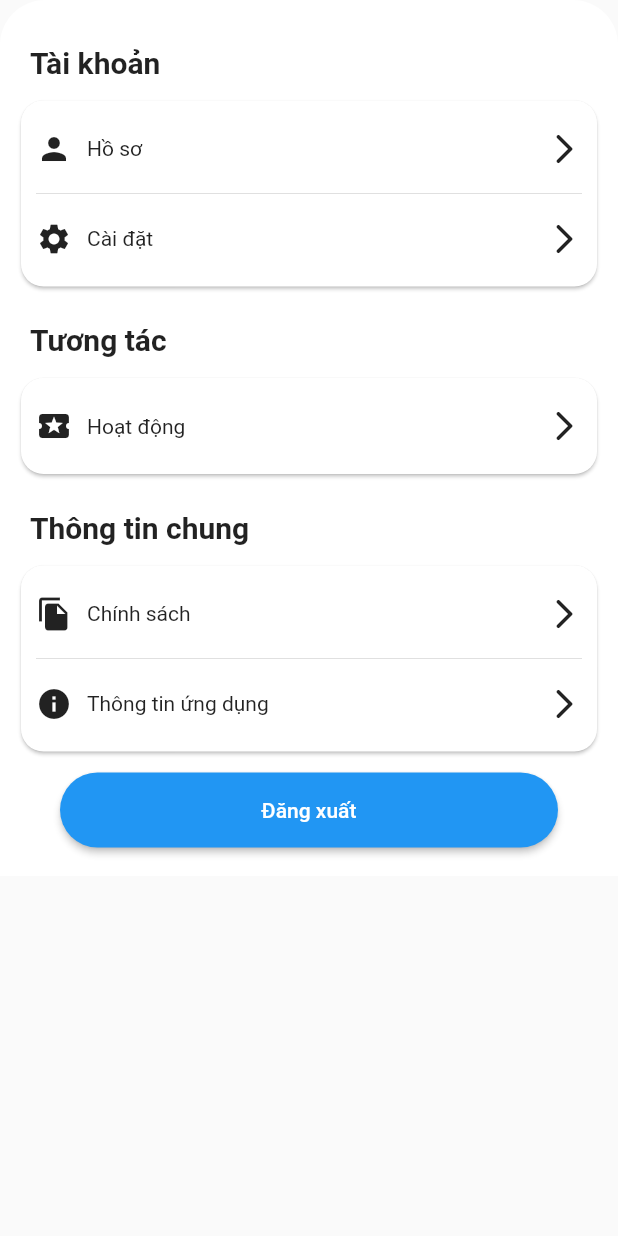
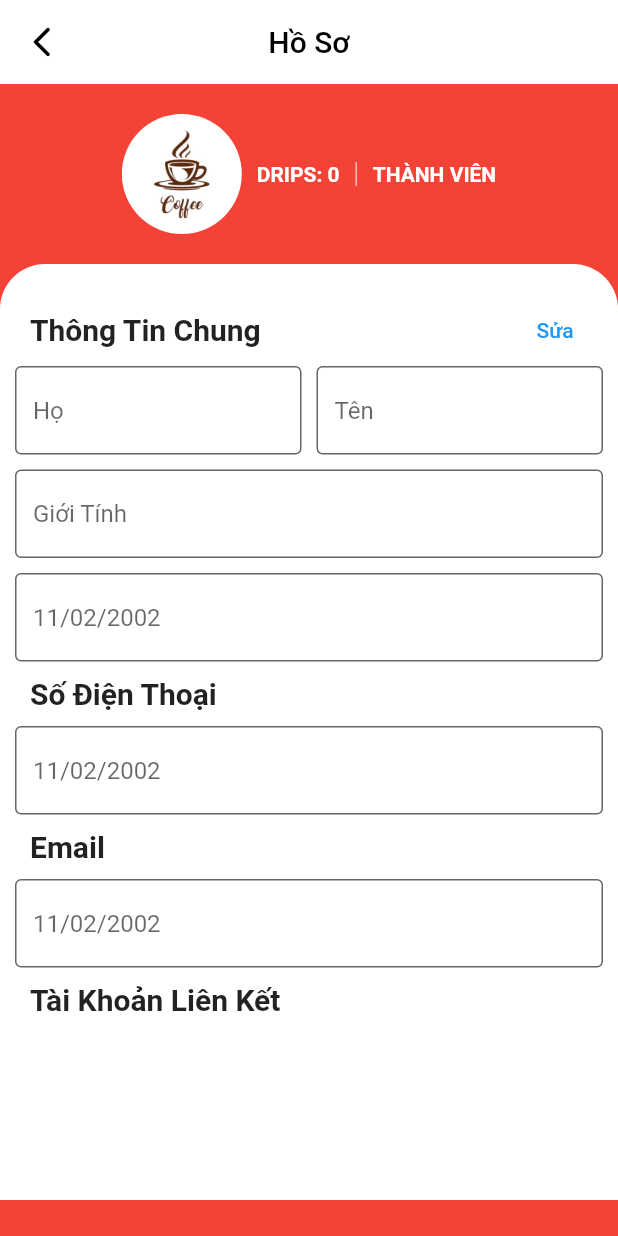
Before and after one commit to ngoctienUIT/Coffee, a Flutter app: the BodyOtherPage widget shown alone on an empty page, opened directly, after a tap on "Hồ sơ", on a phone screen of 412 x 824 dp. Run offline on Flutter 3.47's test engine with Material 2 defaults, Android fonts, the phone set to English and light mode, and no system bars; our stand-ins replace dropdown_button2, font_awesome_flutter.

Commit message:
update other page
Cập nhật các trang con bên trong mục khác

```diff
--- a/lib/src/presentation/other/widgets/body_other.dart
+++ b/lib/src/presentation/other/widgets/body_other.dart
@@ -1,5 +1,8 @@
+import 'package:coffee/src/presentation/info/screen/info_page.dart';
+import 'package:coffee/src/presentation/setting/screen/setting_page.dart';
 import 'package:flutter/material.dart';
 
+import '../../profile/screen/profile_page.dart';
 import 'group_item_other.dart';
 import 'item_other.dart';
 
@@ -21,9 +24,21 @@ class BodyOtherPage extends StatelessWidget {
           child: Column(
             children: [
               groupItemOther("Tài khoản", [
-                itemOther("Hồ sơ", Icons.person, () {}),
+                itemOther("Hồ sơ", Icons.person, () {
+                  Navigator.push(
+                      context,
+                      MaterialPageRoute(
+                        builder: (context) => const ProfilePage(),
+                      ));
+                }),
                 const Divider(),
-                itemOther("Cài đặt", Icons.settings, () {})
+                itemOther("Cài đặt", Icons.settings, () {
+                  Navigator.push(
+                      context,
+                      MaterialPageRoute(
+                        builder: (context) => const SettingPage(),
+                      ));
+                })
               ]),
               groupItemOther("Tương tác", [
                 itemOther("Hoạt động", Icons.local_activity, () {}),
@@ -31,7 +46,13 @@ class BodyOtherPage extends StatelessWidget {
               groupItemOther("Thông tin chung", [
                 itemOther("Chính sách", Icons.file_copy, () {}),
                 const Divider(),
-                itemOther("Thông tin ứng dụng", Icons.info, () {})
+                itemOther("Thông tin ứng dụng", Icons.info, () {
+                  Navigator.push(
+                      context,
+                      MaterialPageRoute(
+                        builder: (context) => const InfoPage(),
+                      ));
+                })
               ]),
               const SizedBox(height: 10),
               Padding(
--- /dev/null
+++ b/lib/src/presentation/profile/screen/profile_page.dart
@@ -0,0 +1,39 @@
+import 'package:coffee/src/presentation/profile/widgets/header_profile.dart';
+import 'package:flutter/material.dart';
+
+import '../widgets/body_profile.dart';
+
+class ProfilePage extends StatelessWidget {
+  const ProfilePage({Key? key}) : super(key: key);
+
+  @override
+  Widget build(BuildContext context) {
+    return Scaffold(
+      appBar: AppBar(
+        backgroundColor: Colors.white,
+        elevation: 0,
+        title: const Text(
+          "Hồ Sơ",
+          style: TextStyle(color: Colors.black),
+        ),
+        centerTitle: true,
+        leading: IconButton(
+          icon: const Icon(
+            Icons.arrow_back_ios_new_rounded,
+            color: Colors.black,
+          ),
+          onPressed: () => Navigator.pop(context),
+        ),
+      ),
+      body: Stack(
+        children: const [
+          HeaderProfilePage(),
+          Positioned(
+            top: 120,
+            child: BodyProfilePage(),
+          )
+        ],
+      ),
+    );
+  }
+}
--- /dev/null
+++ b/lib/src/presentation/profile/widgets/body_profile.dart
@@ -0,0 +1,108 @@
+import 'package:coffee/src/presentation/home/widgets/description_line.dart';
+import 'package:flutter/material.dart';
+
+class BodyProfilePage extends StatelessWidget {
+  const BodyProfilePage({Key? key}) : super(key: key);
+
+  @override
+  Widget build(BuildContext context) {
+    return Container(
+      width: MediaQuery.of(context).size.width,
+      height: MediaQuery.of(context).size.height - 200,
+      decoration: const BoxDecoration(
+        borderRadius: BorderRadius.vertical(top: Radius.circular(30)),
+        color: Colors.white,
+      ),
+      child: SingleChildScrollView(
+        child: Padding(
+          padding: const EdgeInsets.all(10),
+          child: Column(
+            children: [
+              const SizedBox(height: 10),
+              Row(
+                children: [
+                  descriptionLine("Thông Tin Chung"),
+                  const Spacer(),
+                  TextButton(onPressed: () {}, child: const Text("Sửa")),
+                ],
+              ),
+              Row(
+                children: [
+                  Expanded(
+                    child: TextFormField(
+                      decoration: const InputDecoration(
+                        hintText: "Họ",
+                        border: OutlineInputBorder(
+                            borderSide: BorderSide(color: Colors.black12)),
+                        filled: true,
+                        fillColor: Colors.white,
+                      ),
+                    ),
+                  ),
+                  const SizedBox(width: 10),
+                  Expanded(
+                    child: TextFormField(
+                      decoration: const InputDecoration(
+                        hintText: "Tên",
+                        border: OutlineInputBorder(
+                            borderSide: BorderSide(color: Colors.black12)),
+                        filled: true,
+                        fillColor: Colors.white,
+                      ),
+                    ),
+                  ),
+                ],
+              ),
+              const SizedBox(height: 10),
+              TextFormField(
+                decoration: const InputDecoration(
+                  hintText: "Giới Tính",
+                  border: OutlineInputBorder(
+                      borderSide: BorderSide(color: Colors.black12)),
+                  filled: true,
+                  fillColor: Colors.white,
+                ),
+              ),
+              const SizedBox(height: 10),
+              TextFormField(
+                decoration: const InputDecoration(
+                  hintText: "11/02/2002",
+                  border: OutlineInputBorder(
+                      borderSide: BorderSide(color: Colors.black12)),
+                  filled: true,
+                  fillColor: Colors.white,
+                ),
+              ),
+              const SizedBox(height: 10),
+              descriptionLine("Số Điện Thoại"),
+              const SizedBox(height: 10),
+              TextFormField(
+                decoration: const InputDecoration(
+                  hintText: "11/02/2002",
+                  border: OutlineInputBorder(
+                      borderSide: BorderSide(color: Colors.black12)),
+                  filled: true,
+                  fillColor: Colors.white,
+                ),
+              ),
+              const SizedBox(height: 10),
+              descriptionLine("Email"),
+              const SizedBox(height: 10),
+              TextFormField(
+                decoration: const InputDecoration(
+                  hintText: "11/02/2002",
+                  border: OutlineInputBorder(
+                      borderSide: BorderSide(color: Colors.black12)),
+                  filled: true,
+                  fillColor: Colors.white,
+                ),
+              ),
+              const SizedBox(height: 10),
+              descriptionLine("Tài Khoản Liên Kết"),
+            ],
+          ),
+        ),
+      ),
+    );
+  }
+}
--- /dev/null
+++ b/lib/src/presentation/profile/widgets/header_profile.dart
@@ -0,0 +1,69 @@
+import 'package:flutter/material.dart';
+
+class HeaderProfilePage extends StatefulWidget {
+  const HeaderProfilePage({Key? key}) : super(key: key);
+
+  @override
+  State<HeaderProfilePage> createState() => _HeaderProfilePageState();
+}
+
+class _HeaderProfilePageState extends State<HeaderProfilePage> {
+  @override
+  Widget build(BuildContext context) {
+    return Container(
+      color: Colors.red,
+      child: Column(
+        children: [
+          const SizedBox(height: 20),
+          Row(
+            mainAxisAlignment: MainAxisAlignment.center,
+            children: [
+              InkWell(
+                onTap: () {},
+                child: ClipOval(
+                  child: Image.asset(
+                    "assets/coffee_logo.jpg",
+                    height: 80,
+                  ),
+                ),
+              ),
+              const SizedBox(width: 10),
+              Column(
+                crossAxisAlignment: CrossAxisAlignment.start,
+                children: [
+                  IntrinsicHeight(
+                    child: Row(
+                      children: const [
+                        Text(
+                          "DRIPS: 0",
+                          style: TextStyle(
+                            color: Colors.white,
+                            fontWeight: FontWeight.bold,
+                          ),
+                        ),
+                        SizedBox(width: 10),
+                        VerticalDivider(
+                          color: Colors.white,
+                          width: 2,
+                        ),
+                        SizedBox(width: 10),
+                        Text(
+                          "THÀNH VIÊN",
+                          style: TextStyle(
+                            color: Colors.white,
+                            fontWeight: FontWeight.bold,
+                          ),
+                        )
+                      ],
+                    ),
+                  ),
+                ],
+              ),
+            ],
+          ),
+          const SizedBox(height: 30),
+        ],
+      ),
+    );
+  }
+}
```
Also changed, not shown: lib/src/data/data_app.dart (+21 -1 lines), lib/src/presentation/info/screen/info_page.dart (added, +14 -0 lines), lib/src/presentation/order/screen/order_page.dart (+7 -2 lines), lib/src/presentation/order/widgets/grid_item_order.dart (added, +41 -0 lines), lib/src/presentation/order/widgets/list_item_order.dart (added, +60 -0 lines), lib/src/presentation/setting/screen/setting_page.dart (added, +43 -0 lines).
